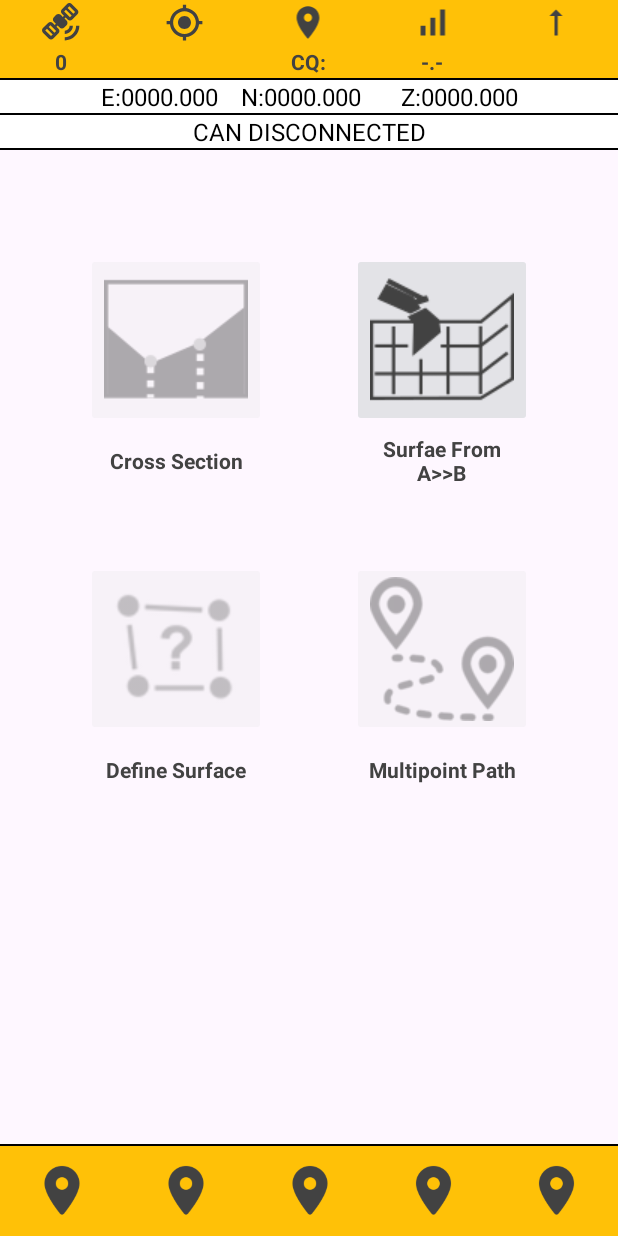
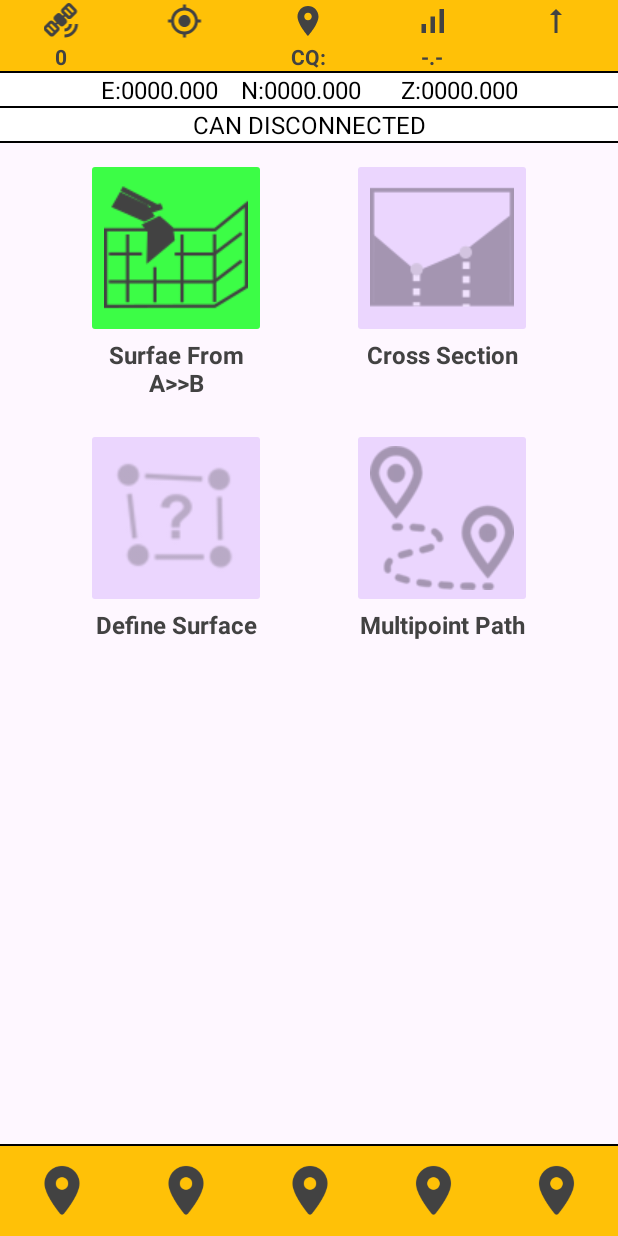
Before and after one commit to robertoricotti/Stx_Filed_Design, an Android app: the layout activity_menu_project.xml on its own in the app's theme, with its tools: preview values and no code run, on a phone screen of 412 x 824 dp. Run offline under Robolectric (Android 15) with nearby library versions, the phone set to English and light mode, and no system bars.

Commit message:
unit of measure step_3 measuring tool implement

```diff
--- a/app/build.gradle
+++ b/app/build.gradle
@@ -3,6 +3,8 @@ plugins {
 }
 
 android {
+
+
     namespace 'com.example.stx_field_design'
     compileSdk 33
 
@@ -30,8 +32,10 @@ android {
             storePassword '123456'
             keyAlias 'platform'
             keyPassword '123456'
+
         }
         buildTypes {
+
             release {
 
             }
--- a/app/src/main/java/activity_portrait/LaunchScreenActivity.java
+++ b/app/src/main/java/activity_portrait/LaunchScreenActivity.java
@@ -24,12 +24,9 @@ import androidx.core.content.ContextCompat;
 
 
 import com.example.stx_field_design.R;
-import com.van.jni.VanCmd;
 
 
-import java.io.BufferedReader;
 import java.io.File;
-import java.io.InputStreamReader;
 
 
 import dialogs.CustomToast;
@@ -96,7 +93,6 @@ public class LaunchScreenActivity extends AppCompatActivity {
                     Manifest.permission.BLUETOOTH_CONNECT,
                     Manifest.permission.BLUETOOTH_SCAN,
                     Manifest.permission.INTERNET,
-
                     Manifest.permission.ACCESS_FINE_LOCATION,
                     Manifest.permission.ACCESS_COARSE_LOCATION,
                     Manifest.permission.ACCESS_NETWORK_STATE,
@@ -113,7 +109,6 @@ public class LaunchScreenActivity extends AppCompatActivity {
                     Manifest.permission.READ_EXTERNAL_STORAGE,
                     Manifest.permission.WRITE_EXTERNAL_STORAGE,
                     Manifest.permission.INTERNET,
-
                     Manifest.permission.ACCESS_FINE_LOCATION,
                     Manifest.permission.ACCESS_COARSE_LOCATION,
                     Manifest.permission.MANAGE_EXTERNAL_STORAGE,
@@ -126,7 +121,6 @@ public class LaunchScreenActivity extends AppCompatActivity {
                     Manifest.permission.BLUETOOTH,
                     Manifest.permission.READ_EXTERNAL_STORAGE,
                     Manifest.permission.WRITE_EXTERNAL_STORAGE,
-
                     Manifest.permission.INTERNET,
                     Manifest.permission.ACCESS_FINE_LOCATION,
                     Manifest.permission.ACCESS_COARSE_LOCATION,
@@ -209,9 +203,7 @@ public class LaunchScreenActivity extends AppCompatActivity {
 
     protected void goMain() {
         startService(new Intent(LaunchScreenActivity.this, UpdateValues.class));
-        Intent intent;
-        intent = new Intent(this, MainActivity.class);
-        startActivity(intent);
+        startActivity(new Intent(LaunchScreenActivity.this,MainActivity.class));
         finish();
     }
 
--- a/app/src/main/java/activity_portrait/MyApp.java
+++ b/app/src/main/java/activity_portrait/MyApp.java
@@ -56,7 +56,7 @@ public class MyApp extends Application implements Application.ActivityLifecycleC
     ImageView btn1, btn2, btn3, btn4, btn5;
     TextView txt1, txt2, txt3, txt4, txt5, txt_coord, txt_canstat;
     ImageView imgConnetti;
-    static int SCREEN_ORIENTATION,previous_SCREEN_ORIENTATION;
+    static  int SCREEN_ORIENTATION;
 
     public static Activity visibleActivity;
 
@@ -70,7 +70,6 @@ public class MyApp extends Application implements Application.ActivityLifecycleC
 
             SCREEN_ORIENTATION=(ActivityInfo.SCREEN_ORIENTATION_LANDSCAPE);
         } else {
-
             SCREEN_ORIENTATION=(ActivityInfo.SCREEN_ORIENTATION_PORTRAIT);
         }
 
@@ -81,9 +80,10 @@ public class MyApp extends Application implements Application.ActivityLifecycleC
 
     @Override
     public void onActivityCreated(Activity activity, Bundle savedInstanceState) {
-
+        activity.setRequestedOrientation(SCREEN_ORIENTATION);
         switch (activity.toString().substring(0, (activity.toString().indexOf("@")))) {
             case "activity_portrait.MainActivity":
+
 
                 m_MainActivity(activity);//method to manage components in activity...see below
                 break;
@@ -139,7 +139,6 @@ public class MyApp extends Application implements Application.ActivityLifecycleC
     @Override
     public void onActivityStarted(Activity activity) {
         if (activity != null) {
-            Log.d("MYPAD","onActivityStarted");
             visibleActivity = activity;
             DataSaved.Actualactivity = String.valueOf(activity);
             setLocale(visibleActivity, "en");
@@ -370,9 +369,18 @@ public class MyApp extends Application implements Application.ActivityLifecycleC
         if (screenWidth < 400f) {
             txt_coord.setTextSize(14f);
             txt_canstat.setTextSize(14f);
-        } else {
+        } else if(screenWidth < 750f&&screenWidth>400f) {
             txt_coord.setTextSize(16f);
             txt_canstat.setTextSize(16f);
+        }
+        else if(screenWidth > 750f){
+            txt_coord.setTextSize(22f);
+            txt_canstat.setTextSize(22f);
+            txt1.setTextSize(18f);
+            txt2.setTextSize(18f);
+            txt3.setTextSize(18f);
+            txt4.setTextSize(18f);
+            txt5.setTextSize(18f);
         }
 
         txt_coord.setOnClickListener(view -> {
--- a/app/src/main/java/activity_portrait/StartActivityOnBootReceiver.java
+++ b/app/src/main/java/activity_portrait/StartActivityOnBootReceiver.java
@@ -3,14 +3,23 @@ package activity_portrait;
 import android.content.BroadcastReceiver;
 import android.content.Context;
 import android.content.Intent;
+import android.os.Build;
 
 public class StartActivityOnBootReceiver extends BroadcastReceiver {
     @Override
     public void onReceive(Context context, Intent intent) {
         if(Intent.ACTION_BOOT_COMPLETED.equals(intent.getAction())){
-            Intent star = new Intent(context, LaunchScreenActivity.class);
-            star.addFlags(Intent.FLAG_ACTIVITY_NEW_TASK);
-            context.startActivity(star);
+            if(Build.DEVICE.equals("UT56")){
+
+                Intent star = new Intent(context, LaunchScreenActivity.class);
+                star.addFlags(Intent.FLAG_ACTIVITY_NEW_TASK);
+                context.startActivity(star);
+            } else {
+                Intent star = new Intent(context, LaunchScreenActivity.class);
+                star.addFlags(Intent.FLAG_ACTIVITY_NEW_TASK);
+                context.startActivity(star);
+            }
+
         }
     }
 
--- a/app/src/main/java/activity_portrait/UsbActivity.java
+++ b/app/src/main/java/activity_portrait/UsbActivity.java
@@ -87,13 +87,12 @@ public class UsbActivity extends AppCompatActivity {
                 if (Build.VERSION.SDK_INT >= Build.VERSION_CODES.R) {
                 usbPath=getUsbFolderPath();
                 }else {
-                usbPath = getStoragePath(UsbActivity.this, true).toString();}
+                usbPath = getStoragePath(UsbActivity.this, true).toString();
+                }
             } catch (Exception e) {
                 new CustomToast(UsbActivity.this, e.toString()).show();
             }
-
             try {
-
                 readFromUSB_IN(usbPath);
             } catch (Exception e) {
                 new CustomToast(UsbActivity.this, "USB:\nIN Folder Not Found").show();
--- a/app/src/main/res/layout/activity_main.xml
+++ b/app/src/main/res/layout/activity_main.xml
@@ -69,6 +69,7 @@
                 android:layout_width="60dp"
                 android:layout_height="60dp"
                 android:textStyle="bold"
+                android:textSize="16sp"
                 android:textColor="@color/_____cancel_text"
                 android:text="GPS BT Config"
                 android:gravity="center|top"/>
@@ -78,6 +79,7 @@
                 android:layout_height="60dp"
                 android:text="CAN BT Config"
                 android:textStyle="bold"
+                android:textSize="16sp"
                 android:textColor="@color/_____cancel_text"
                 android:gravity="center|top"
 
@@ -89,6 +91,7 @@
                 android:layout_height="60dp"
                 android:text="Projects"
                 android:textStyle="bold"
+                android:textSize="16sp"
                 android:textColor="@color/_____cancel_text"
                 android:gravity="center|top"/>
 
@@ -138,6 +141,7 @@
                 android:layout_width="60dp"
                 android:layout_height="60dp"
                 android:textStyle="bold"
+                android:textSize="16sp"
                 android:textColor="@color/_____cancel_text"
                 android:text="Settings"
                 android:gravity="center|top"/>
@@ -147,6 +151,7 @@
                 android:layout_height="60dp"
                 android:text="Machine Measurements"
                 android:textStyle="bold"
+                android:textSize="16sp"
                 android:textColor="@color/_____cancel_text"
                 android:gravity="center|top"
 
@@ -158,6 +163,7 @@
                 android:layout_height="60dp"
                 android:text="On Grade"
                 android:textStyle="bold"
+                android:textSize="16sp"
                 android:textColor="@color/_____cancel_text"
                 android:gravity="center|top"/>
 
@@ -207,6 +213,7 @@
                 android:layout_width="60dp"
                 android:layout_height="60dp"
                 android:textStyle="bold"
+                android:textSize="16sp"
                 android:textColor="@color/_____cancel_text"
                 android:text="Units Of Measure"
                 android:gravity="center|top"/>
@@ -216,6 +223,7 @@
                 android:layout_height="60dp"
                 android:text="Antenna Height"
                 android:textStyle="bold"
+                android:textSize="16sp"
                 android:textColor="@color/_____cancel_text"
                 android:gravity="center|top"
 
@@ -227,6 +235,7 @@
                 android:layout_height="60dp"
                 android:text="Info App"
                 android:textStyle="bold"
+                android:textSize="16sp"
                 android:textColor="@color/_____cancel_text"
                 android:gravity="center|top"/>
 
@@ -275,6 +284,7 @@
                 android:layout_width="60dp"
                 android:layout_height="60dp"
                 android:textStyle="bold"
+                android:textSize="16sp"
                 android:textColor="@color/_____cancel_text"
                 android:text="USB Files Transfer"
 
@@ -285,6 +295,7 @@
                 android:layout_height="60dp"
                 android:text="Machine Measurements"
                 android:textStyle="bold"
+                android:textSize="16sp"
                 android:textColor="@color/_____cancel_text"
                 android:visibility="invisible"
                 android:gravity="center|top"
@@ -297,6 +308,7 @@
                 android:layout_height="60dp"
                 android:text="On Grade"
                 android:textStyle="bold"
+                android:textSize="16sp"
                 android:textColor="@color/_____cancel_text"
                 android:visibility="invisible"
                 android:gravity="center|top"/>
--- a/app/src/main/res/layout/activity_menu_project.xml
+++ b/app/src/main/res/layout/activity_menu_project.xml
@@ -7,57 +7,184 @@
     android:layout_height="match_parent"
     android:keepScreenOn="true"
     tools:context="activity_portrait.MenuProject">
-    <include layout="@layout/shared_layout_top" />
-    <include layout="@layout/shared_layout_low"/>
 
-    <androidx.constraintlayout.widget.Guideline
-        android:id="@+id/H_top_10"
+    <include
+        android:id="@+id/topView"
+        layout="@layout/shared_layout_top" />
+    <include
+        android:id="@+id/lowView"
+        layout="@layout/shared_layout_low" />
+<ScrollView
+    android:layout_width="match_parent"
+    android:layout_height="0dp"
+    android:layout_marginTop="10dp"
+    app:layout_constraintTop_toBottomOf="@id/topView"
+    app:layout_constraintBottom_toTopOf="@id/lowView"
+    app:layout_constraintLeft_toLeftOf="parent"
+    app:layout_constraintRight_toRightOf="parent">
+    <LinearLayout
+        android:layout_width="match_parent"
+        android:layout_height="wrap_content"
+        android:orientation="vertical">
+        <LinearLayout
+            android:layout_width="match_parent"
+            android:layout_height="wrap_content"
+            android:gravity="center"
+            android:orientation="horizontal">
+            <Space
                 android:layout_width="wrap_content"
                 android:layout_height="wrap_content"
-        android:orientation="horizontal"
-        app:layout_constraintGuide_percent="0.11" />
+                android:layout_weight="1"/>
 
-    <androidx.constraintlayout.widget.Guideline
-        android:id="@+id/guideline_top"
+            <ImageButton
+                android:id="@+id/ab"
+                android:layout_width="120dp"
+                android:layout_height="120dp"
+                android:backgroundTint="@color/bg_sfsgreen"
+                app:srcCompat="@drawable/create_surf_btn"
+                app:tint="@color/_____cancel_text" />
+            <Space
                 android:layout_width="wrap_content"
                 android:layout_height="wrap_content"
-        android:orientation="horizontal"
-        app:layout_constraintGuide_percent="0.15" />
+                android:layout_weight="1"/>
+            <ImageButton
+                android:id="@+id/plane"
+                android:layout_width="120dp"
+                android:layout_height="120dp"
+                android:alpha="0.3"
+                android:backgroundTint="@color/purple_200"
+                android:scaleType="centerInside"
+                app:srcCompat="@drawable/btn_profili_trasp" />
 
-    <androidx.constraintlayout.widget.Guideline
-        android:id="@+id/guideline_top2"
+            <Space
                 android:layout_width="wrap_content"
                 android:layout_height="wrap_content"
-        android:orientation="horizontal"
-        app:layout_constraintGuide_percent="0.4" />
+                android:layout_weight="1"/>
 
-    <androidx.constraintlayout.widget.Guideline
-        android:id="@+id/guideline_top3"
+        </LinearLayout>
+        <LinearLayout
+            android:layout_width="match_parent"
+            android:layout_height="wrap_content"
+            android:orientation="horizontal">
+            <Space
                 android:layout_width="wrap_content"
                 android:layout_height="wrap_content"
-        android:orientation="horizontal"
-        app:layout_constraintGuide_percent="0.65" />
+                android:layout_weight="1"/>
+            <TextView
+                android:id="@+id/textView8"
+                android:layout_width="120dp"
+                android:layout_height="60dp"
+                android:text="Surfae From\nA>>B"
+                android:gravity="center|top"
+                android:textColor="@color/_____cancel_text"
+                android:textSize="16sp"
+                android:textStyle="bold" />
 
-    <androidx.constraintlayout.widget.Guideline
-        android:id="@+id/H_90"
+            <Space
                 android:layout_width="wrap_content"
                 android:layout_height="wrap_content"
-        android:orientation="horizontal"
-        app:layout_constraintGuide_percent="0.90" />
+                android:layout_weight="1"/>
+            <TextView
+                android:id="@+id/textView4"
+                android:layout_width="120dp"
+                android:layout_height="60dp"
+                android:text="Cross Section"
+                android:gravity="center|top"
+                android:textColor="@color/_____cancel_text"
+                android:textSize="16sp"
+                android:textStyle="bold" />
 
-    <androidx.constraintlayout.widget.Guideline
-        android:id="@+id/V1"
+            <Space
                 android:layout_width="wrap_content"
                 android:layout_height="wrap_content"
-        android:orientation="vertical"
-        app:layout_constraintGuide_percent="0.333333" />
+                android:layout_weight="1"/>
 
-    <androidx.constraintlayout.widget.Guideline
-        android:id="@+id/V2"
+
+        </LinearLayout>
+
+        <LinearLayout
+            android:layout_width="match_parent"
+            android:layout_height="wrap_content"
+            android:gravity="center"
+            android:orientation="horizontal">,
+            <Space
                 android:layout_width="wrap_content"
                 android:layout_height="wrap_content"
-        android:orientation="vertical"
-        app:layout_constraintGuide_percent="0.666666" />
+                android:layout_weight="1"/>
+            <ImageButton
+                android:id="@+id/delaunay"
+                android:layout_width="120dp"
+                android:layout_height="120dp"
+                android:alpha="0.3"
+                android:backgroundTint="@color/purple_200"
+                app:srcCompat="@drawable/btn_define_area"
+                app:tint="@color/_____cancel_text" />
+
+            <Space
+                android:layout_width="wrap_content"
+                android:layout_height="wrap_content"
+                android:layout_weight="1"/>
+            <ImageButton
+                android:id="@+id/imagepathfollower"
+                android:layout_width="120dp"
+                android:layout_height="120dp"
+                android:alpha="0.3"
+                android:backgroundTint="@color/purple_200"
+                android:visibility="visible"
+                app:srcCompat="@drawable/btn_gpspath" />
+
+            <Space
+                android:layout_width="wrap_content"
+                android:layout_height="wrap_content"
+                android:layout_weight="1"/>
+
+        </LinearLayout>
+        <LinearLayout
+            android:layout_width="match_parent"
+            android:layout_height="wrap_content"
+            android:orientation="horizontal">
+            <Space
+                android:layout_width="wrap_content"
+                android:layout_height="wrap_content"
+                android:layout_weight="1"/>
+            <TextView
+                android:id="@+id/textView9"
+                android:layout_width="120dp"
+                android:layout_height="60dp"
+                android:text="Define Surface"
+                android:gravity="center|top"
+                android:textColor="@color/_____cancel_text"
+                android:textSize="16sp"
+                android:textStyle="bold"
+                />
+
+            <Space
+                android:layout_width="wrap_content"
+                android:layout_height="wrap_content"
+                android:layout_weight="1"/>
+
+            <TextView
+                android:id="@+id/txtpathfollower"
+                android:layout_width="120dp"
+                android:layout_height="60dp"
+                android:text="Multipoint Path"
+                android:gravity="center|top"
+                android:textColor="@color/_____cancel_text"
+                android:textSize="16sp"
+                android:textStyle="bold" />
+            <Space
+                android:layout_width="wrap_content"
+                android:layout_height="wrap_content"
+                android:layout_weight="1"/>
+
+
+        </LinearLayout>
+
+
+
+    </LinearLayout>
+
+</ScrollView>
 
 
 
@@ -65,113 +192,15 @@
 
 
 
-    <ImageButton
-        android:id="@+id/plane"
-        android:alpha="0.3"
-        android:layout_width="wrap_content"
-        android:layout_height="wrap_content"
-        android:backgroundTint="@color/bg_gray"
-        android:scaleType="centerInside"
-        app:layout_constraintBottom_toTopOf="@+id/guideline_top2"
-        app:layout_constraintEnd_toStartOf="@+id/ab"
-        app:layout_constraintHorizontal_bias="0.5"
-        app:layout_constraintStart_toStartOf="parent"
-        app:layout_constraintTop_toTopOf="@+id/guideline_top"
-        app:srcCompat="@drawable/btn_profili_trasp" />
 
 
 
-    <TextView
-        android:id="@+id/textView4"
-        android:layout_width="wrap_content"
-        android:layout_height="wrap_content"
-        android:text="Cross Section"
-        android:textStyle="bold"
-        android:textColor="@color/_____cancel_text"
-        app:layout_constraintBottom_toTopOf="@+id/guideline_top2"
-        app:layout_constraintEnd_toEndOf="@+id/plane"
-        app:layout_constraintStart_toStartOf="@+id/plane"
-        app:layout_constraintTop_toBottomOf="@+id/plane" />
 
-    <ImageButton
-        android:id="@+id/ab"
-        android:layout_width="wrap_content"
-        android:layout_height="wrap_content"
-        android:backgroundTint="@color/bg_gray"
-        app:layout_constraintBottom_toTopOf="@+id/guideline_top2"
-        app:layout_constraintEnd_toEndOf="parent"
-        app:layout_constraintHorizontal_bias="0.5"
-        app:layout_constraintStart_toEndOf="@+id/plane"
-        app:layout_constraintTop_toTopOf="@+id/guideline_top"
-        app:srcCompat="@drawable/create_surf_btn"
-        app:tint="@color/_____cancel_text" />
 
-    <ImageButton
-        android:id="@+id/delaunay"
-        android:alpha="0.3"
-        android:layout_width="wrap_content"
-        android:layout_height="wrap_content"
-        android:backgroundTint="@color/bg_gray"
-        app:layout_constraintBottom_toTopOf="@+id/guideline_top3"
-        app:layout_constraintEnd_toStartOf="@+id/imagepathfollower"
-        app:layout_constraintHorizontal_bias="0.5"
-        app:layout_constraintStart_toStartOf="parent"
-        app:layout_constraintTop_toTopOf="@+id/guideline_top2"
-        app:srcCompat="@drawable/btn_define_area"
-        app:tint="@color/_____cancel_text" />
 
-    <ImageButton
-        android:id="@+id/imagepathfollower"
-        android:alpha="0.3"
-        android:layout_width="wrap_content"
-        android:layout_height="wrap_content"
-        android:visibility="visible"
-        android:backgroundTint="@color/bg_gray"
-        app:layout_constraintBottom_toTopOf="@+id/guideline_top3"
-        app:layout_constraintEnd_toEndOf="parent"
-        app:layout_constraintHorizontal_bias="0.5"
-        app:layout_constraintStart_toEndOf="@+id/delaunay"
-        app:layout_constraintTop_toTopOf="@+id/guideline_top2"
-        app:srcCompat="@drawable/btn_gpspath" />
-    <TextView
-        android:id="@+id/txtpathfollower"
-        android:layout_width="wrap_content"
-        android:layout_height="wrap_content"
-        android:text="Multipoint Path"
-        android:textAlignment="center"
-        android:textStyle="bold"
-        android:textColor="@color/_____cancel_text"
-        app:layout_constraintBottom_toTopOf="@+id/guideline_top3"
-        app:layout_constraintEnd_toEndOf="@+id/imagepathfollower"
-        app:layout_constraintStart_toStartOf="@+id/imagepathfollower"
-        app:layout_constraintTop_toBottomOf="@+id/imagepathfollower" />
 
-    <TextView
-        android:id="@+id/textView8"
-        android:layout_width="wrap_content"
-        android:layout_height="wrap_content"
-        android:text="Surfae From\nA>>B"
-        android:textStyle="bold"
-        android:textColor="@color/_____cancel_text"
-        android:textAlignment="center"
-        app:layout_constraintBottom_toTopOf="@+id/guideline_top2"
-        app:layout_constraintEnd_toEndOf="@+id/ab"
-        app:layout_constraintHorizontal_bias="0.483"
-        app:layout_constraintStart_toStartOf="@+id/ab"
-        app:layout_constraintTop_toBottomOf="@+id/ab" />
 
-    <TextView
-        android:id="@+id/textView9"
-        android:layout_width="wrap_content"
-        android:layout_height="wrap_content"
-        android:text="Define Surface"
-        android:textAlignment="center"
-        android:textStyle="bold"
-        android:textColor="@color/_____cancel_text"
-        app:layout_constraintBottom_toTopOf="@+id/guideline_top3"
-        app:layout_constraintEnd_toEndOf="@+id/delaunay"
-        app:layout_constraintStart_toStartOf="@+id/delaunay"
-        app:layout_constraintTop_toBottomOf="@+id/delaunay" />
+
 
 
 </androidx.constraintlayout.widget.ConstraintLayout>
--- a/app/src/main/res/layout/activity_settings.xml
+++ b/app/src/main/res/layout/activity_settings.xml
@@ -43,13 +43,14 @@
                     android:id="@+id/ckRMC"
                     android:layout_width="wrap_content"
                     android:layout_height="wrap_content"
-
+android:layout_marginHorizontal="10dp"
                     android:text="Use RMC" />
 
                 <CheckBox
                     android:id="@+id/ckPos"
                     android:layout_width="wrap_content"
                     android:layout_height="wrap_content"
+                    android:layout_marginHorizontal="10dp"
 
                     android:text="Use POSITIONS" />
 
@@ -57,6 +58,7 @@
                     android:id="@+id/ckhdt"
                     android:layout_width="wrap_content"
                     android:layout_height="wrap_content"
+                    android:layout_marginHorizontal="10dp"
 
                     android:text="DUAL GNSS"
                     />
--- a/app/src/main/res/layout/shared_layout_top.xml
+++ b/app/src/main/res/layout/shared_layout_top.xml
@@ -3,7 +3,7 @@
     xmlns:android="http://schemas.android.com/apk/res/android"
     xmlns:app="http://schemas.android.com/apk/res-auto"
     android:layout_width="match_parent"
-    android:layout_height="100dp"
+    android:layout_height="wrap_content"
     android:orientation="vertical"
     android:background="@drawable/custom_background_yellow"
     >
--- /dev/null
+++ b/app/src/main/res/values/integers.xml
@@ -0,0 +1,5 @@
+<?xml version="1.0" encoding="utf-8"?>
+<resources>
+
+    <integer name="screen_orient">0</integer>
+</resources>
```
Also changed, not shown: app/src/main/AndroidManifest.xml (+20 -16 lines). Lines whose indentation alone changed are shown as unchanged.
